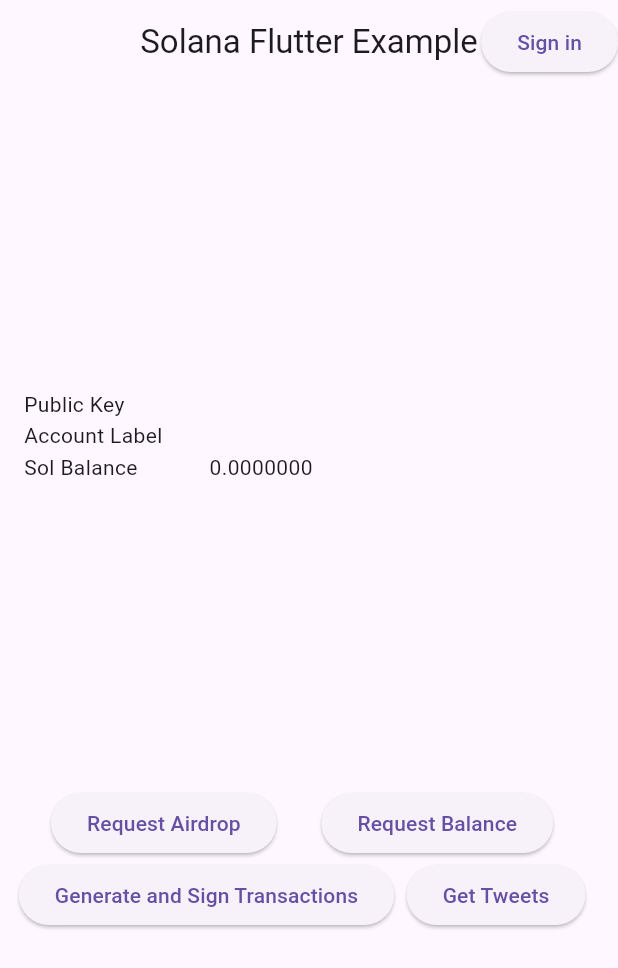
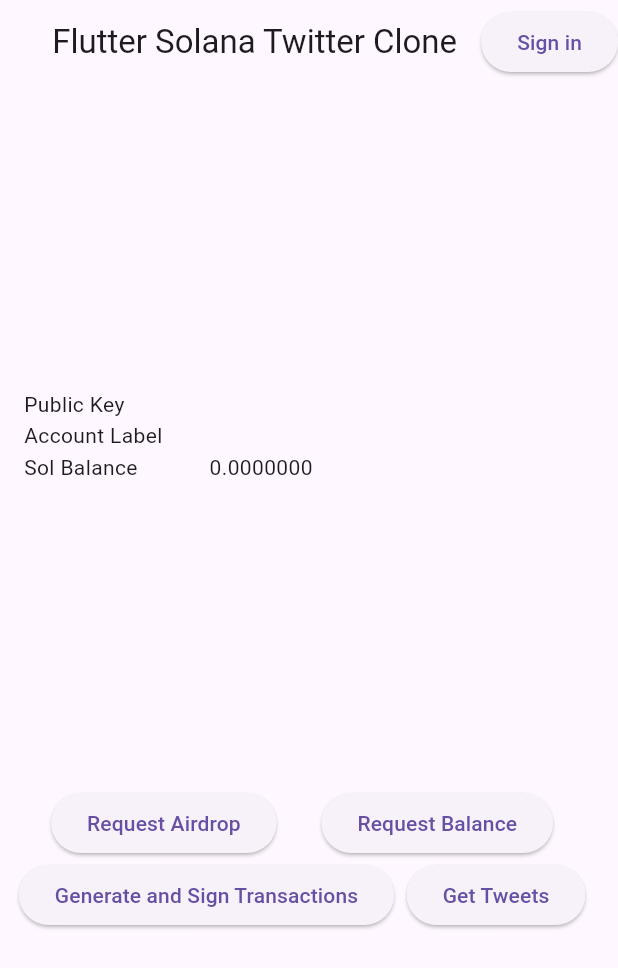
Before and after one commit to violekdev/flutter_solana_twitter_clone, a Flutter app: the screen it shows after launch, on a phone screen of 412 x 824 dp. Shown: the top 968 px of the screen. Run offline on Flutter 3.47's test engine with Material 3 defaults, Android fonts, the light colour scheme and no system bars; our stand-ins replace bloc; missing offline and left inert: borsh_annotation, solana, solana_mobile_client; generated files the repository leaves out were written again.

Commit message:
Update home.dart
1. Changed App Identity Name
2. Updated Screen Title
3. Cleaned Commented Code

```diff
--- a/lib/home/view/home.dart
+++ b/lib/home/view/home.dart
@@ -55,7 +55,7 @@
       final result = await client.authorize(
         identityUri: Uri.parse('https://solana-twitter-clone.apmink.com'),
         iconUri: Uri.parse('favicon.ico'),
-        identityName: 'Solana Twitter Clone',
+        identityName: 'Flutter Solana Twitter Clone',
         cluster: 'devnet',
       );
 
@@ -75,27 +75,8 @@
   }
 
   Future<void> deauthorizeUser() async {
-    /// step 1
-    // final localScenario = await LocalAssociationScenario.create();
     try {
-      /// step 2
-      // localScenario.startActivityForResult(null).ignore();
-
-      /// step 3
-      // client = await localScenario.start();
-
-      /// step 4
-      // final result = await client.authorize(
-      //   identityUri: Uri.parse('https://solana.apmink.com'),
-      //   iconUri: Uri.parse('favicon.ico'),
-      //   identityName: 'Solana App by Apmink',
-      //   cluster: 'devnet',
-      // );
-
       await client.deauthorize(authToken: _result!.authToken);
-
-      /// step 5
-      // await localScenario.close();
 
       setState(() {
         _result = null;
@@ -200,7 +181,7 @@
     return MaterialApp(
       home: Scaffold(
         appBar: AppBar(
-          title: const Text('Solana Flutter Example'),
+          title: const Text('Flutter Solana Twitter Clone'),
           centerTitle: true,
           actions: [
             ElevatedButton(
@@ -262,11 +243,6 @@
                   onPressed: getTweetsFromWorkspace,
                   child: const Text('Get Tweets'),
                 ),
-                // if (_result != null) ElevatedButton(
-                //   onPressed:() => workspace.getTweet(solanaClient, _result!),
-                //   child: const Text('Get Tweet'),
-                // ),
-                // MintNFTView(result: _result, solanaClient: solanaClient),
               ],
             ),
           ],
@@ -275,97 +251,3 @@
     );
   }
 }
-
-// class GetMintDataFormWidget extends StatefulWidget {
-//   const GetMintDataFormWidget({
-//     required this.client,
-//     required this.result,
-//     required this.solanaClient,
-//     super.key,
-//   });
-
-//   final AuthorizationResult result;
-//   final MobileWalletAdapterClient client;
-//   final SolanaClient solanaClient;
-
-//   @override
-//   State<GetMintDataFormWidget> createState() => _GetMintDataFormWidgetState();
-// }
-
-// class _GetMintDataFormWidgetState extends State<GetMintDataFormWidget> {
-//   final int lamportsPerSol = 1000000000;
-//   Uint8List pickedImageFile = Uint8List(0);
-
-//   String mintData = '';
-
-//   TextEditingController addressController = TextEditingController();
-
-//   final _formKey = GlobalKey<FormState>();
-
-//   @override
-//   void dispose() {
-//     addressController.dispose();
-//     super.dispose();
-//   }
-
-//   void onSubmit() {
-//     if (_formKey.currentState!.validate()) {
-//       getMintData();
-//     }
-//   }
-
-//   Future<void> getMintData() async {
-//     try {
-//       // final localScenario = await LocalAssociationScenario.create();
-//       // localScenario.startActivityForResult(null).ignore();
-//       // final client = await localScenario.start();
-//       // final reAuth = await client.reauthorize(
-//       //   identityUri: Uri.parse('https://solana.apmink.com'),
-//       //   iconUri: Uri.parse('favicon.ico'),
-//       //   identityName: 'Solana App by Apmink',
-//       //   authToken: widget.result.authToken,
-//       // );
-
-//       debugPrint(addressController.text);
-//       // if (reAuth != null) {
-//       final result = await widget.solanaClient.rpcClient.(
-//         address: Ed25519HDPublicKey.fromBase58(addressController.text),
-//       );
-
-//       setState(() {
-//         mintData = result.toString();
-//       });
-
-//       // await localScenario.close();
-
-//       debugPrint(result.toString());
-//       // }
-//     } catch (e) {
-//       debugPrint(e.toString());
-//     }
-//   }
-
-//   @override
-//   Widget build(BuildContext context) {
-//     // final screenSize = MediaQuery.of(context).size;
-//     return Center(
-//       child: Form(
-//         key: _formKey,
-//         child: Column(
-//           mainAxisAlignment: MainAxisAlignment.center,
-//           children: [
-//             TextField(
-//               decoration: const InputDecoration(hintText: 'Mint Address'),
-//               controller: addressController,
-//             ),
-//             ElevatedButton(
-//               onPressed: onSubmit,
-//               child: const Text('Get Data'),
-//             ),
-//             if (mintData.isNotEmpty) Text(mintData),
-//           ],
-//         ),
-//       ),
-//     );
-//   }
-// }
```
